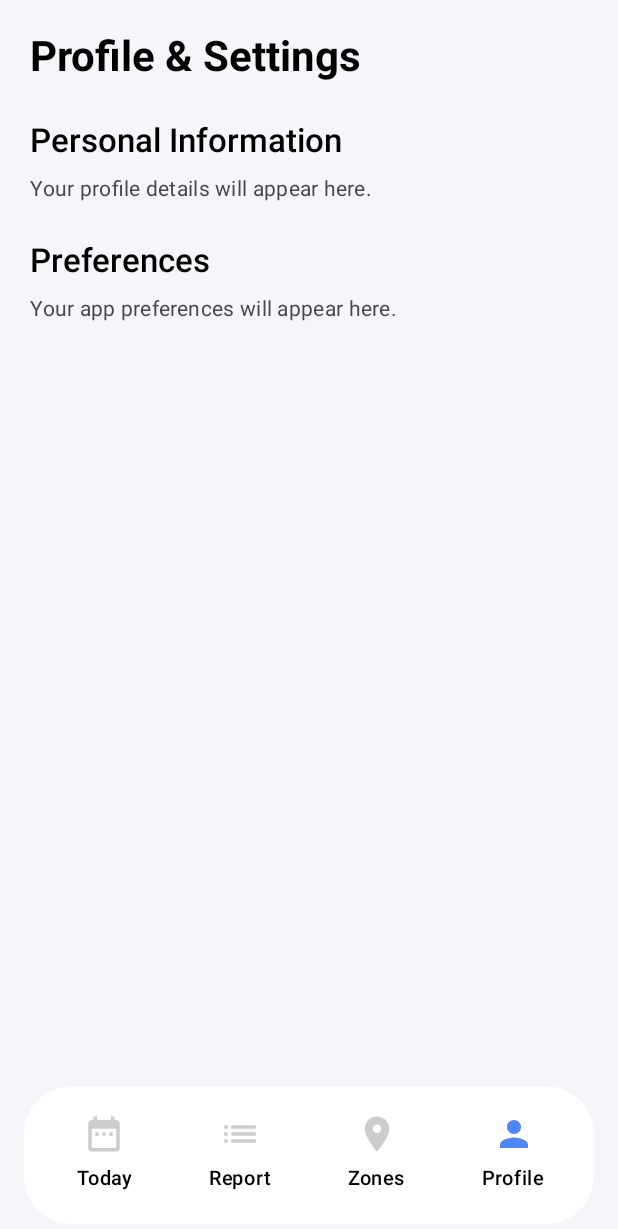
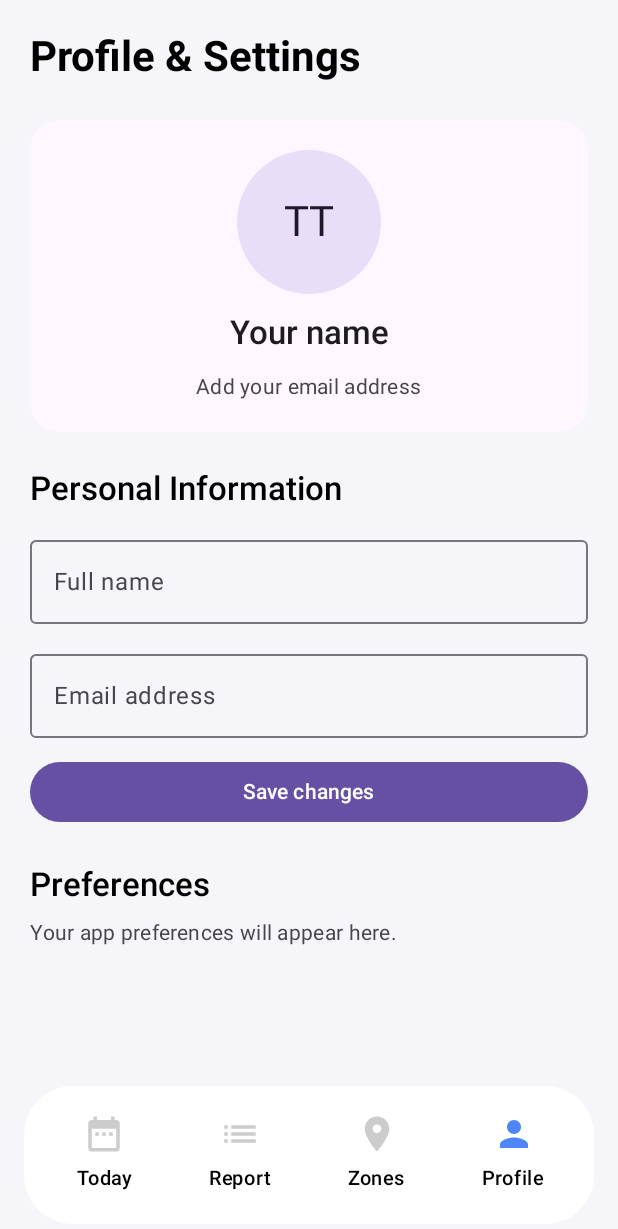
Before and after one commit to FadyEhab6/TimeTrace, an Android app built with Jetpack Compose: the ProfileSettingsScreen screen opened through its navigation route, on a phone screen of 412 x 824 dp. Shown: the top 1229 px of the screen. Run offline under Robolectric (Android 15) with nearby library versions, the phone set to English and light mode, and no system bars.

Commit message:
(profile): Build the profile UI

```diff
--- a/app/src/main/java/com/example/timetrace2/ui/pages/profile/ProfileSettingsScreen.kt
+++ b/app/src/main/java/com/example/timetrace2/ui/pages/profile/ProfileSettingsScreen.kt
@@ -1,22 +1,40 @@
 
 package com.example.timetrace2.ui.pages.profile
 
+import androidx.compose.foundation.background
 import androidx.compose.foundation.layout.Arrangement
+import androidx.compose.foundation.layout.Box
 import androidx.compose.foundation.layout.Column
 import androidx.compose.foundation.layout.Spacer
 import androidx.compose.foundation.layout.fillMaxSize
 import androidx.compose.foundation.layout.fillMaxWidth
 import androidx.compose.foundation.layout.height
 import androidx.compose.foundation.layout.padding
+import androidx.compose.foundation.layout.size
+import androidx.compose.foundation.shape.CircleShape
+import androidx.compose.foundation.shape.RoundedCornerShape
+import androidx.compose.material3.Button
+import androidx.compose.material3.Card
+import androidx.compose.material3.CardDefaults
 import androidx.compose.material3.MaterialTheme
+import androidx.compose.material3.OutlinedTextField
 import androidx.compose.material3.Text
 import androidx.compose.runtime.Composable
+import androidx.compose.runtime.getValue
+import androidx.compose.runtime.mutableStateOf
+import androidx.compose.runtime.remember
+import androidx.compose.runtime.setValue
+import androidx.compose.ui.Alignment
 import androidx.compose.ui.Modifier
+import androidx.compose.ui.draw.clip
 import androidx.compose.ui.text.font.FontWeight
 import androidx.compose.ui.unit.dp
 
 @Composable
 fun ProfileSettingsScreen() {
+    var name by remember { mutableStateOf("") }
+    var email by remember { mutableStateOf("") }
+
     Column(
         modifier = Modifier
             .fillMaxSize()
@@ -29,8 +47,59 @@ fun ProfileSettingsScreen() {
             fontWeight = FontWeight.Bold
         )
 
+        Card(
+            modifier = Modifier.fillMaxWidth(),
+            shape = RoundedCornerShape(20.dp),
+            colors = CardDefaults.cardColors(
+                containerColor = MaterialTheme.colorScheme.surface
+            )
+        ) {
+            Column(
+                modifier = Modifier
+                    .fillMaxWidth()
+                    .padding(20.dp),
+                horizontalAlignment = Alignment.CenterHorizontally,
+                verticalArrangement = Arrangement.spacedBy(12.dp)
+            ) {
+                Box(
+                    modifier = Modifier
+                        .size(96.dp)
+                        .clip(CircleShape)
+                        .background(
+                            MaterialTheme.colorScheme.secondaryContainer
+                        ),
+                    contentAlignment = Alignment.Center
+                ) {
+                    Text(
+                        text = name.trim()
+                            .split(Regex("\\s+"))
+                            .filter { it.isNotBlank() }
+                            .take(2)
+                            .mapNotNull { it.firstOrNull()?.uppercaseChar() }
+                            .joinToString("")
+                            .ifBlank { "TT" },
+                        style = MaterialTheme.typography.headlineMedium,
+                        color = MaterialTheme.colorScheme.onSecondaryContainer
+                    )
+                }
+
+                Text(
+                    text = name.ifBlank { "Your name" },
+                    style = MaterialTheme.typography.titleLarge,
+                    fontWeight = FontWeight.SemiBold
+                )
+
+                Text(
+                    text = email.ifBlank { "Add your email address" },
+                    style = MaterialTheme.typography.bodyMedium,
+                    color = MaterialTheme.colorScheme.onSurfaceVariant
+                )
+            }
+        }
+
         Column(
-            modifier = Modifier.fillMaxWidth()
+            modifier = Modifier.fillMaxWidth(),
+            verticalArrangement = Arrangement.spacedBy(12.dp)
         ) {
             Text(
                 text = "Personal Information",
@@ -38,25 +107,39 @@ fun ProfileSettingsScreen() {
                 fontWeight = FontWeight.SemiBold
             )
 
-            Spacer(modifier = Modifier.height(8.dp))
+            OutlinedTextField(
+                value = name,
+                onValueChange = { name = it },
+                label = { Text("Full name") },
+                singleLine = true,
+                modifier = Modifier.fillMaxWidth()
+            )
 
-            Text(
-                text = "Your profile details will appear here.",
-                style = MaterialTheme.typography.bodyMedium,
-                color = MaterialTheme.colorScheme.onSurfaceVariant
+            OutlinedTextField(
+                value = email,
+                onValueChange = { email = it },
+                label = { Text("Email address") },
+                singleLine = true,
+                modifier = Modifier.fillMaxWidth()
             )
+
+            Button(
+                onClick = { },
+                modifier = Modifier.fillMaxWidth()
+            ) {
+                Text("Save changes")
+            }
         }
 
         Column(
-            modifier = Modifier.fillMaxWidth()
+            modifier = Modifier.fillMaxWidth(),
+            verticalArrangement = Arrangement.spacedBy(8.dp)
         ) {
             Text(
                 text = "Preferences",
                 style = MaterialTheme.typography.titleLarge,
                 fontWeight = FontWeight.SemiBold
             )
-
-            Spacer(modifier = Modifier.height(8.dp))
 
             Text(
                 text = "Your app preferences will appear here.",
```
